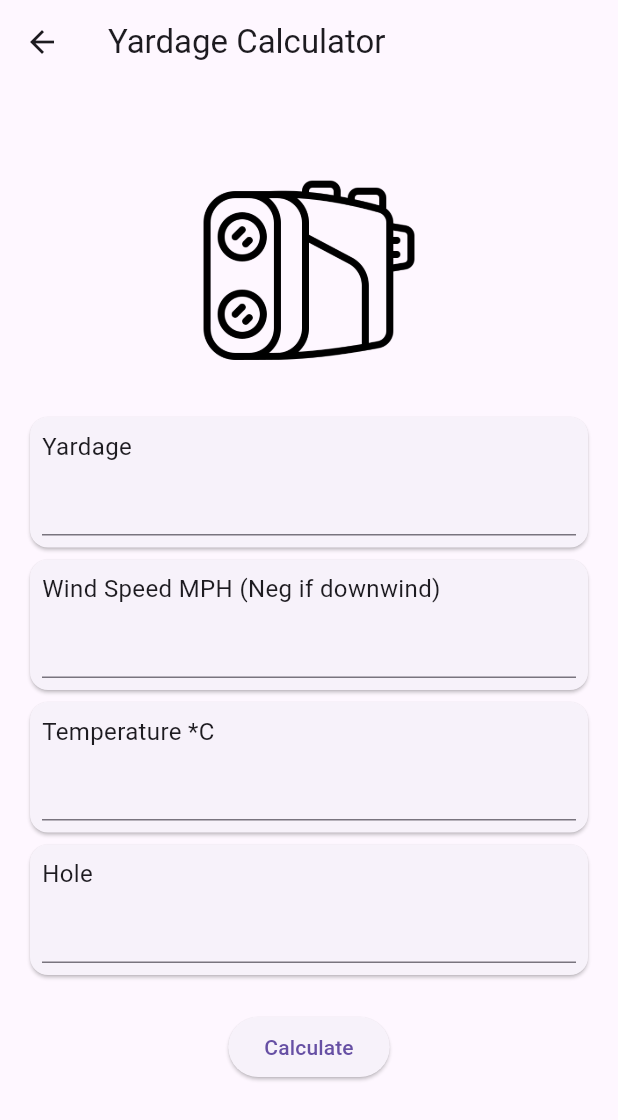
After one commit to markmannion/MarkMannion_ISE, a Flutter app: the screen it shows after launch, after a tap on "Fota Belvelly Course", on a phone screen of 412 x 824 dp. The commit adds this screen. Shown: the top 1120 px of the screen. Run offline on Flutter 3.47's test engine with Material 3 defaults, Android fonts, the light colour scheme and no system bars; network calls fail.

Commit message:
Added belvelly course

```diff
--- /dev/null
+++ b/F_ISE_APP/lib/belvelly.dart
@@ -0,0 +1,168 @@
+import 'package:flutter/material.dart';
+import 'package:provider/provider.dart';
+import 'dart:convert';
+import 'package:http/http.dart' as http;
+import 'main.dart';
+import 'deerpark.dart';
+
+fetchData(String url) async {
+  http.Response response = await http.get(Uri.parse(url));
+  return response.body;
+}
+
+void main() {
+  runApp(MaterialApp(
+    home: HomePage(),
+    routes: {
+      '/calculator': (context) => GolfApp(),
+    },
+  ));
+}
+
+class GolfApp extends StatelessWidget {
+  @override
+  Widget build(BuildContext context) {
+    return Scaffold(
+      appBar: AppBar(title: const Text('Golf App')),
+      body: Center(child: const Text('Welcome to the Golf App')),
+    );
+  }
+}
+
+
+
+
+
+class HomePage extends StatelessWidget {
+  const HomePage({super.key});
+
+  @override
+  Widget build(BuildContext context) {
+    return Scaffold(
+      appBar: AppBar(title: const Text('Home')),
+      body: Padding(
+        padding: const EdgeInsets.all(16.0),
+        child: Center(
+          child: Column(
+            mainAxisSize: MainAxisSize.min,
+            children: [
+              const Text(
+                'Yardage Calculator',
+                style: TextStyle(fontSize: 24, fontWeight: FontWeight.bold),
+              ),
+              const SizedBox(height: 20),
+              ElevatedButton(
+                onPressed: () {
+                  Navigator.pushNamed(context, '/calculator');
+                },
+                child: const Text('Go to Calculator'),
+              ),
+            ],
+          ),
+        ),
+      ),
+    );
+  }
+}
+
+class Belvelly extends StatefulWidget {
+  const Belvelly({super.key});
+
+  @override
+  BelvellyState createState() => BelvellyState();
+}
+
+class BelvellyState extends State<Belvelly> {
+  final TextEditingController yardController = TextEditingController();
+  final TextEditingController windController = TextEditingController();
+  final TextEditingController tempController = TextEditingController();
+  final TextEditingController holeController = TextEditingController();
+
+  String result = '';
+
+  Future<void> calculate() async {
+    try {
+      final url = Uri.parse('http://127.0.0.1:5000/calculate');
+      final body = jsonEncode({
+        'yard': int.tryParse(yardController.text) ?? 0,
+        'wind': int.tryParse(windController.text) ?? 0,
+        'temp': int.tryParse(tempController.text) ?? 0,
+        'hole': int.tryParse(holeController.text) ?? 0,
+      });
+
+      final response = await http.post(
+        url,
+        headers: {'Content-Type': 'application/json'},
+        body: body,
+      );
+
+      if (response.statusCode == 200) {
+        setState(() {
+          result = jsonDecode(response.body)['result'].toString();
+        });
+      } else {
+        setState(() {
+          result = 'Error: ${response.statusCode}';
+        });
+      }
+    } catch (e) {
+      setState(() {
+        result = 'Error: $e';
+      });
+    }
+  }
+
+  Widget _buildInputCard(String label, TextEditingController controller) {
+    return Card(
+      child: Padding(
+        padding: const EdgeInsets.all(8.0),
+        child: Column(
+          crossAxisAlignment: CrossAxisAlignment.start,
+          children: [
+            Text(label, style: const TextStyle(fontSize: 16)),
+            TextField(controller: controller),
+          ],
+        ),
+      ),
+    );
+  }
+
+  @override
+  Widget build(BuildContext context) {
+    final themeProvider = Provider.of<ThemeProvider>(context);
+
+    return Scaffold(
+      appBar: AppBar(title: const Text('Yardage Calculator')),
+      body: Padding(
+        padding: const EdgeInsets.all(16.0),
+        child: Center(
+          child: Column(
+            mainAxisSize: MainAxisSize.min,
+            children: [
+              Image.asset(
+                themeProvider.themeMode == ThemeMode.dark
+                    ? 'assets/images/range_white.png'
+                    : 'assets/images/range_black.png',
+                width: 200,
+                height: 150,
+              ),
+              const SizedBox(height: 20),
+              _buildInputCard('Yardage', yardController),
+              _buildInputCard('Wind Speed MPH (Neg if downwind)', windController),
+              _buildInputCard('Temperature *C', tempController),
+              _buildInputCard('Hole', holeController),
+              const SizedBox(height: 20),
+              ElevatedButton(onPressed: calculate, child: const Text('Calculate')),
+              const SizedBox(height: 20),
+              Text(
+                result,
+                textAlign: TextAlign.center,
+                style: const TextStyle(fontSize: 24, fontWeight: FontWeight.bold),
+              ),
+            ],
+          ),
+        ),
+      ),
+    );
+  }
+}
--- a/F_ISE_APP/lib/main.dart
+++ b/F_ISE_APP/lib/main.dart
@@ -2,6 +2,8 @@ import 'package:flutter/material.dart';
 import 'package:provider/provider.dart';
 import 'dart:convert';
 import 'package:http/http.dart' as http;
+import 'deerpark.dart';
+import 'belvelly.dart';
 
 fetchData(String url) async {
   http.Response response = await http.get(Uri.parse(url));
@@ -53,6 +55,7 @@ class MyApp extends StatelessWidget {
           home: HomePage(),
           routes: {
             '/calculator': (context) => GolfApp(),
+            '/belvelly': (context) => Belvelly(),
           },
         );
       },
@@ -109,11 +112,21 @@ class HomePage extends StatelessWidget {
                     ),
                     child: const Text('Fota Deerpark Course', style: TextStyle(fontSize: 18)),
                   ),
+                  const SizedBox(height: 20),
+                  ElevatedButton(
+                    onPressed: () {
+                      Navigator.pushNamed(context, '/belvelly');
+                    },
+                    style: ElevatedButton.styleFrom(
+                      padding: const EdgeInsets.symmetric(horizontal: 50, vertical: 20),
+                    ),
+                    child: const Text('Fota Belvelly Course', style: TextStyle(fontSize: 18)),
+                  ),
                 ],
               ),
               Column(
                 children: [
-                  const Text('Theme Toggle', style: TextStyle(fontSize: 18)),
+                  const Text('Light/Dark Theme', style: TextStyle(fontSize: 18)),
                   Switch(
                     value: themeProvider.themeMode == ThemeMode.dark,
                     onChanged: (_) {
@@ -188,10 +201,8 @@ class GolfAppState extends State<GolfApp> {
 
   @override
   Widget build(BuildContext context) {
-    final themeProvider = Provider.of<ThemeProvider>(context);
-
     return Scaffold(
-      appBar: AppBar(title: const Text('Fota - Deerpark Course')),
+      appBar: AppBar(title: const Text('Home')),
       body: Padding(
         padding: const EdgeInsets.all(16.0),
         child: Center(
@@ -206,6 +217,20 @@ class GolfAppState extends State<GolfApp> {
                 width: 200,
                 height: 200,
               ),
+              ElevatedButton(
+                onPressed: () {
+                  Navigator.pushNamed(context, '/calculator');
+                },
+                child: const Text('Go to Calculator'),
+              ),
+              const SizedBox(height: 20),
+              ElevatedButton(
+                onPressed: () {
+                  Navigator.pushNamed(context, '/belvelly'); // Navigate to Belvelly
+                },
+                child: const Text('Go to Belvelly'),
+              ),
+              const SizedBox(height: 20),
               _buildInputCard('Yardage', yardController),
               _buildInputCard('Wind Speed MPH (Neg if downwind)', windController),
               _buildInputCard('Temperature *C', tempController),
@@ -216,7 +241,7 @@ class GolfAppState extends State<GolfApp> {
               Text(
                 result,
                 textAlign: TextAlign.center,
-                style: const TextStyle(fontSize: 24, fontWeight: FontWeight.bold), // Make text bigger and bolder
+                style: const TextStyle(fontSize: 24, fontWeight: FontWeight.bold),
               ),
               const SizedBox(height: 20),
             ],
--- a/F_ISE_APP/pubspec.yaml
+++ b/F_ISE_APP/pubspec.yaml
@@ -1,5 +1,5 @@
-name: "golf_yardage_calculator"
-description: "ISE Submission Project"
+name: golf_yardage_calculator
+description: ISE Submission Project
 publish_to: 'none'
 version: 0.1.0
 
```
Also changed, not shown: F_ISE_APP/assets/images/range_black.png, F_ISE_APP/assets/images/range_white.png, F_ISE_APP/lib/deerpark.dart (renamed from F_ISE_APP/lib/golf_app.dart). Lines whose indentation alone changed are shown as unchanged.
